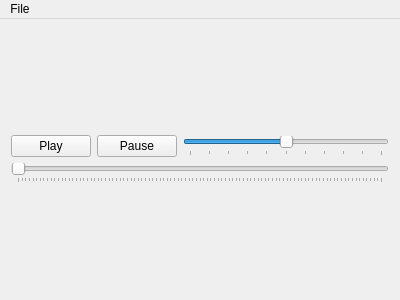
Old version of the form mainwindow.ui in the repository SMC-LAB/Eve.
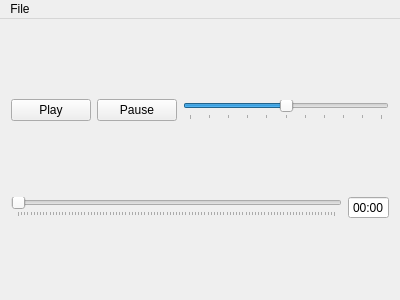
New version of the form.

Commit message: Added position in time widget

What changed in the file:
```diff
--- a/mainwindow.ui
+++ b/mainwindow.ui
@@ -17,9 +17,9 @@
    <enum>QTabWidget::Rounded</enum>
   </property>
   <widget class="QWidget" name="centralWidget">
-   <layout class="QGridLayout" name="gridLayout_2">
+   <layout class="QGridLayout" name="gridLayout_3">
     <item row="0" column="0">
-     <layout class="QGridLayout" name="gridLayout">
+     <layout class="QGridLayout" name="gridLayout_2">
       <item row="0" column="0">
        <widget class="QPushButton" name="playButton">
         <property name="text">
@@ -62,7 +62,11 @@
         </property>
        </widget>
       </item>
-      <item row="1" column="0" colspan="3">
+     </layout>
+    </item>
+    <item row="1" column="0">
+     <layout class="QGridLayout" name="gridLayout">
+      <item row="0" column="0">
        <widget class="QSlider" name="posSlider">
         <property name="maximum">
          <number>100</number>
@@ -81,6 +85,28 @@
         </property>
        </widget>
       </item>
+      <item row="0" column="1">
+       <widget class="QTimeEdit" name="posTime">
+        <property name="alignment">
+         <set>Qt::AlignCenter</set>
+        </property>
+        <property name="readOnly">
+         <bool>false</bool>
+        </property>
+        <property name="buttonSymbols">
+         <enum>QAbstractSpinBox::NoButtons</enum>
+        </property>
+        <property name="correctionMode">
+         <enum>QAbstractSpinBox::CorrectToNearestValue</enum>
+        </property>
+        <property name="currentSection">
+         <enum>QDateTimeEdit::MinuteSection</enum>
+        </property>
+        <property name="displayFormat">
+         <string>mm:ss</string>
+        </property>
+       </widget>
+      </item>
      </layout>
     </item>
    </layout>
```
Left out of the diff: 3 changed lines with no effect on the pictures. The commit also changes 2 other files.
